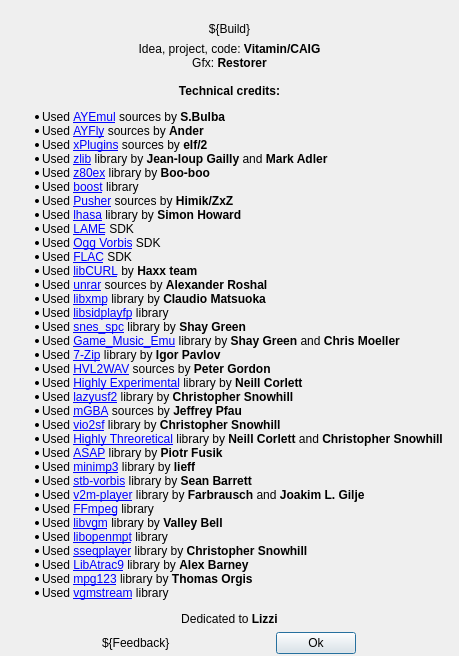
Above: apps/zxtune-qt/ui/informational/aboutdialog.ui from vitamin-caig/zxtune before the change. Below: the same form after it.
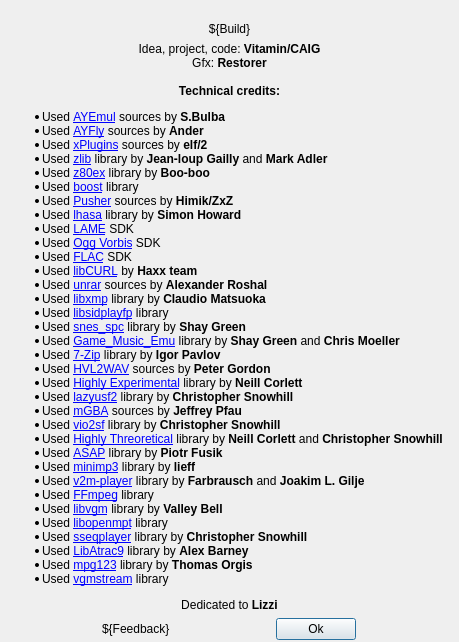
That is the form after the change. Icons and pictures are not drawn.

Commit message: zxtune-qt: cleanup credits.

The edit to the form file:
```diff
--- a/apps/zxtune-qt/ui/informational/aboutdialog.ui
+++ b/apps/zxtune-qt/ui/informational/aboutdialog.ui
@@ -97,7 +97,6 @@
 &lt;li&gt;Used &lt;a href=&quot;https://gitlab.kode54.net/kode54/Highly_Theoretical&quot;&gt;Highly Threoretical&lt;/a&gt; library by &lt;b&gt;Neill Corlett&lt;/b&gt; and &lt;b&gt;Christopher Snowhill&lt;/b&gt;&lt;/li&gt;
 &lt;li&gt;Used &lt;a href=&quot;http://sourceforge.net/projects/asap&quot;&gt;ASAP&lt;/a&gt; library by &lt;b&gt;Piotr Fusik&lt;/b&gt;&lt;/li&gt;
 &lt;li&gt;Used &lt;a href=&quot;https://github.com/lieff/minimp3&quot;&gt;minimp3&lt;/a&gt; library by &lt;b&gt;lieff&lt;/b&gt;&lt;/li&gt;
-&lt;li&gt;Used &lt;a href=&quot;https://github.com/nothings/stb&quot;&gt;stb-vorbis&lt;/a&gt; library by &lt;b&gt;Sean Barrett&lt;/b&gt;&lt;/li&gt;
 &lt;li&gt;Used &lt;a href=&quot;https://github.com/jgilje/v2m-player&quot;&gt;v2m-player&lt;/a&gt; library by &lt;b&gt;Farbrausch&lt;/b&gt; and &lt;b&gt;Joakim L. Gilje&lt;/b&gt;&lt;/li&gt;
 &lt;li&gt;Used &lt;a href=&quot;https://ffmpeg.org/&quot;&gt;FFmpeg&lt;/a&gt; library&lt;/li&gt;
 &lt;li&gt;Used &lt;a href=&quot;https://github.com/ValleyBell/libvgm&quot;&gt;libvgm&lt;/a&gt; library by &lt;b&gt;Valley Bell&lt;/b&gt;&lt;/li&gt;
```
The commit also changes 2 other files.
